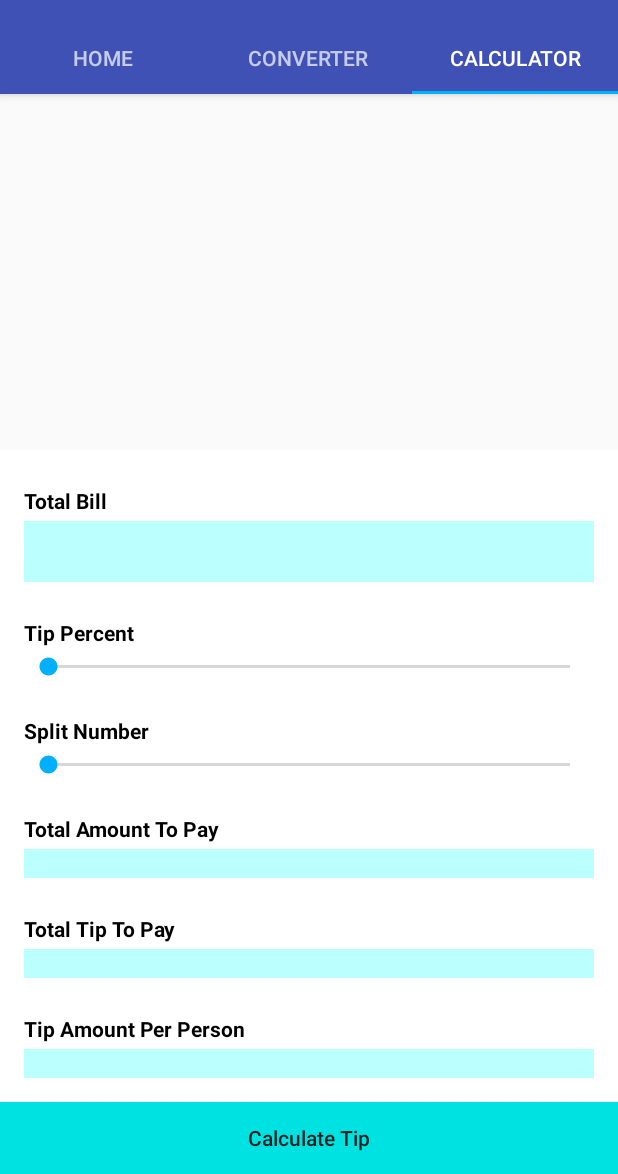
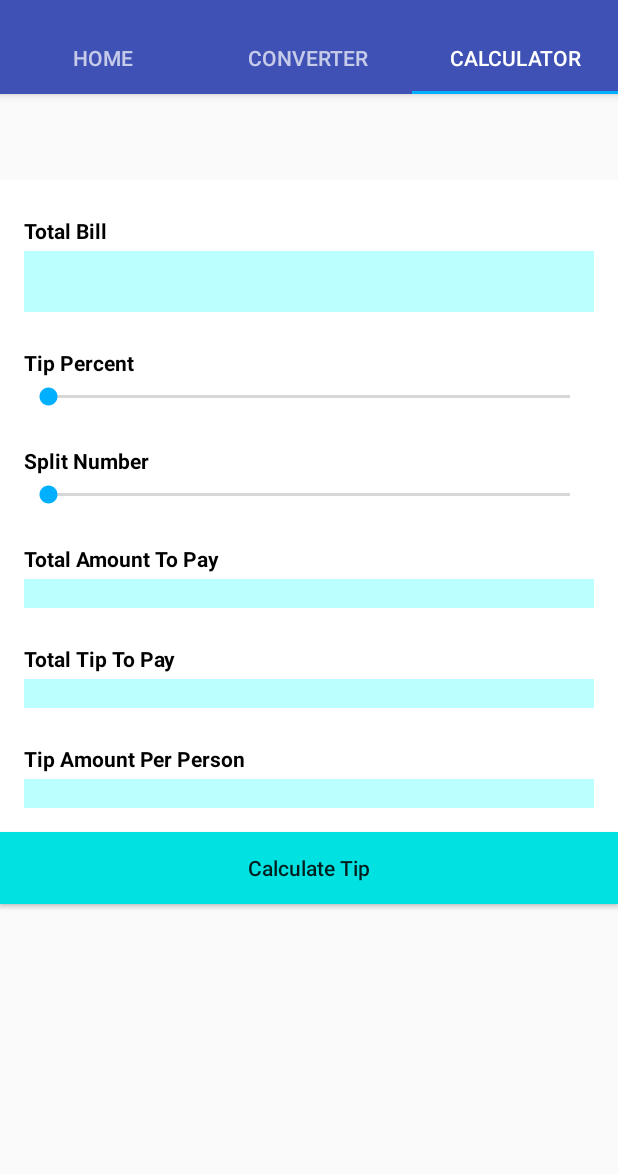
Before and after one commit to bigTimeBrad/TipGuide, an Android app: the screen it shows after launch (MainActivity), tab 3 chosen, on a phone screen of 412 x 824 dp, the part 62-1236 px from its top. Run offline under Robolectric (Android 15) with nearby library versions, the phone set to English and light mode, and no system bars.

```diff
--- a/app/src/main/res/layout/item_calculator.xml
+++ b/app/src/main/res/layout/item_calculator.xml
@@ -17,7 +17,6 @@ android:layout_height="match_parent">
         <RelativeLayout
             android:layout_width="match_parent"
             android:layout_height="wrap_content">
-
 
             <TextView
                 android:id="@+id/first_binary"
@@ -143,7 +142,8 @@ android:layout_height="match_parent">
     android:text="@string/calculate_tip"
     android:textAllCaps="false"
     android:background="@color/calcButton"
-    android:padding="12dp"
+    android:padding="10dp"
+    android:layout_marginBottom="180dp"
     android:layout_centerHorizontal="true"
     android:layout_alignParentBottom="true"/>
 </RelativeLayout>
--- a/app/src/main/res/layout/item_converter.xml
+++ b/app/src/main/res/layout/item_converter.xml
@@ -3,6 +3,7 @@
     xmlns:tools="http://schemas.android.com/tools"
     android:layout_width="match_parent"
     android:layout_height="wrap_content"
+    android:padding="10dp"
     android:orientation="vertical"
     tools:context=".ConverterFragment">
 
@@ -10,6 +11,7 @@
         android:id="@+id/currency_converter_pic"
         android:layout_width="wrap_content"
         android:layout_height="wrap_content"
+
         android:contentDescription="Currency conversion picture"
         android:src="@drawable/currency" />
 
--- a/app/src/main/res/layout/item_home.xml
+++ b/app/src/main/res/layout/item_home.xml
@@ -11,6 +11,7 @@
         android:orientation="vertical"
         android:paddingTop="150dp"
         tools:context=".HomeFragment">
+
 
         <TextView
             android:id="@+id/welcome"
```
Also changed, not shown: 1 other file.
